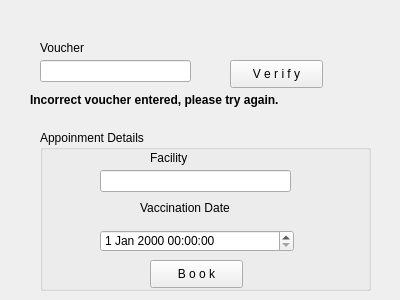
MufaroMufandaidza/EVDS, file Src/View/PatientAppointmentUpdatePage.ui: the form before one commit.
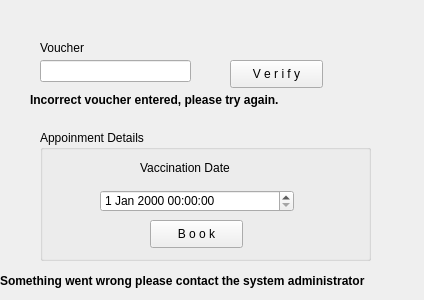
The form after the commit.

```diff
--- a/Src/View/PatientAppointmentUpdatePage.ui
+++ b/Src/View/PatientAppointmentUpdatePage.ui
@@ -6,7 +6,7 @@
    <rect>
     <x>0</x>
     <y>0</y>
-    <width>400</width>
+    <width>424</width>
     <height>300</height>
    </rect>
   </property>
@@ -74,30 +74,17 @@
      <x>40</x>
      <y>130</y>
      <width>331</width>
-     <height>161</height>
+     <height>131</height>
     </rect>
    </property>
    <property name="title">
     <string>Appoinment Details</string>
    </property>
-   <widget class="QLabel" name="label_2">
-    <property name="geometry">
-     <rect>
-      <x>110</x>
-      <y>20</y>
-      <width>55</width>
-      <height>16</height>
-     </rect>
-    </property>
-    <property name="text">
-     <string>Facility</string>
-    </property>
-   </widget>
    <widget class="QLabel" name="label_3">
     <property name="geometry">
      <rect>
       <x>100</x>
-      <y>70</y>
+      <y>30</y>
       <width>111</width>
       <height>16</height>
      </rect>
@@ -106,21 +93,11 @@
      <string>Vaccination Date</string>
     </property>
    </widget>
-   <widget class="QLineEdit" name="lineEdit_2">
+   <widget class="QDateTimeEdit" name="dt_vaxDateAppUpdate">
     <property name="geometry">
      <rect>
       <x>60</x>
-      <y>40</y>
-      <width>191</width>
-      <height>22</height>
-     </rect>
-    </property>
-   </widget>
-   <widget class="QDateTimeEdit" name="dateTimeEdit">
-    <property name="geometry">
-     <rect>
-      <x>60</x>
-      <y>100</y>
+      <y>60</y>
       <width>194</width>
       <height>22</height>
      </rect>
@@ -130,7 +107,7 @@
     <property name="geometry">
      <rect>
       <x>110</x>
-      <y>130</y>
+      <y>90</y>
       <width>93</width>
       <height>28</height>
      </rect>
@@ -140,6 +117,25 @@
     </property>
    </widget>
   </widget>
+  <widget class="QLabel" name="lb_appUpdtErr">
+   <property name="geometry">
+    <rect>
+     <x>0</x>
+     <y>270</y>
+     <width>421</width>
+     <height>21</height>
+    </rect>
+   </property>
+   <property name="font">
+    <font>
+     <weight>75</weight>
+     <bold>true</bold>
+    </font>
+   </property>
+   <property name="text">
+    <string>Something went wrong please contact the system administrator</string>
+   </property>
+  </widget>
  </widget>
  <resources/>
  <connections/>
```
Left out of the diff: 2 changed lines with no effect on the pictures.
